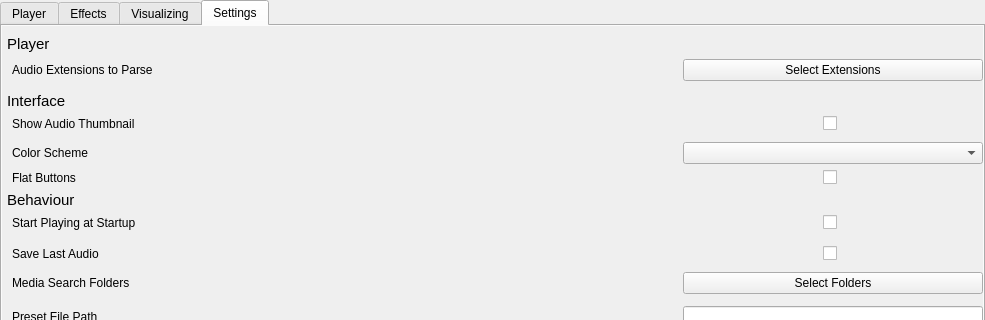
This is forms/mainwindow.ui in 3d2069940/player as Qt 5 draws it before an edit; both pictures show x 0 to 985 and y 0 to 320 of the 985 by 711 pixel window. The edited form follows.
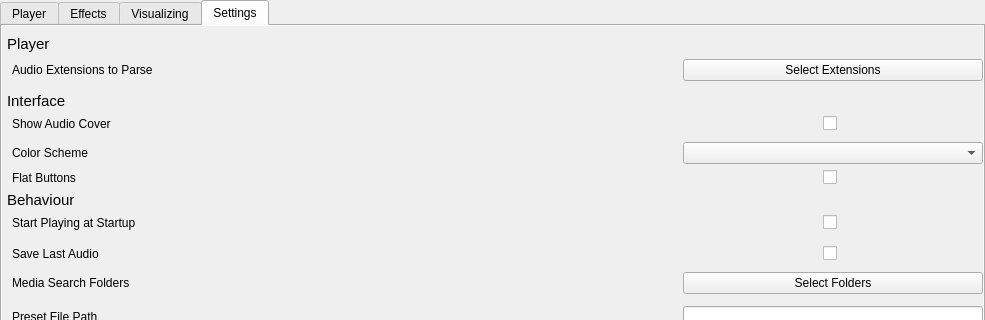
This is the edited form. The open tabs and pages were chosen to show the change. Custom widgets are drawn as their Qt base class.

```diff
--- a/forms/mainwindow.ui
+++ b/forms/mainwindow.ui
@@ -2946,7 +2946,7 @@
                    </sizepolicy>
                   </property>
                   <property name="text">
-                   <string>Show Audio Thumbnail</string>
+                   <string>Show Audio Cover</string>
                   </property>
                  </widget>
                 </item>
```
Left out of the diff: 4 changed lines with no effect on the pictures.
